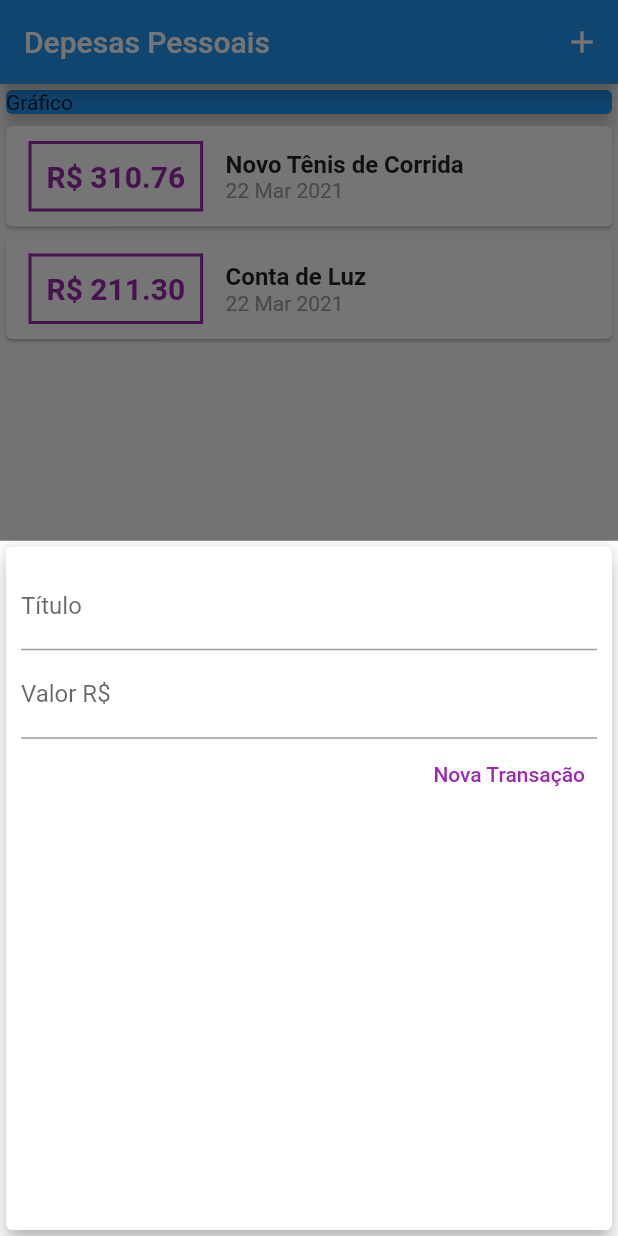
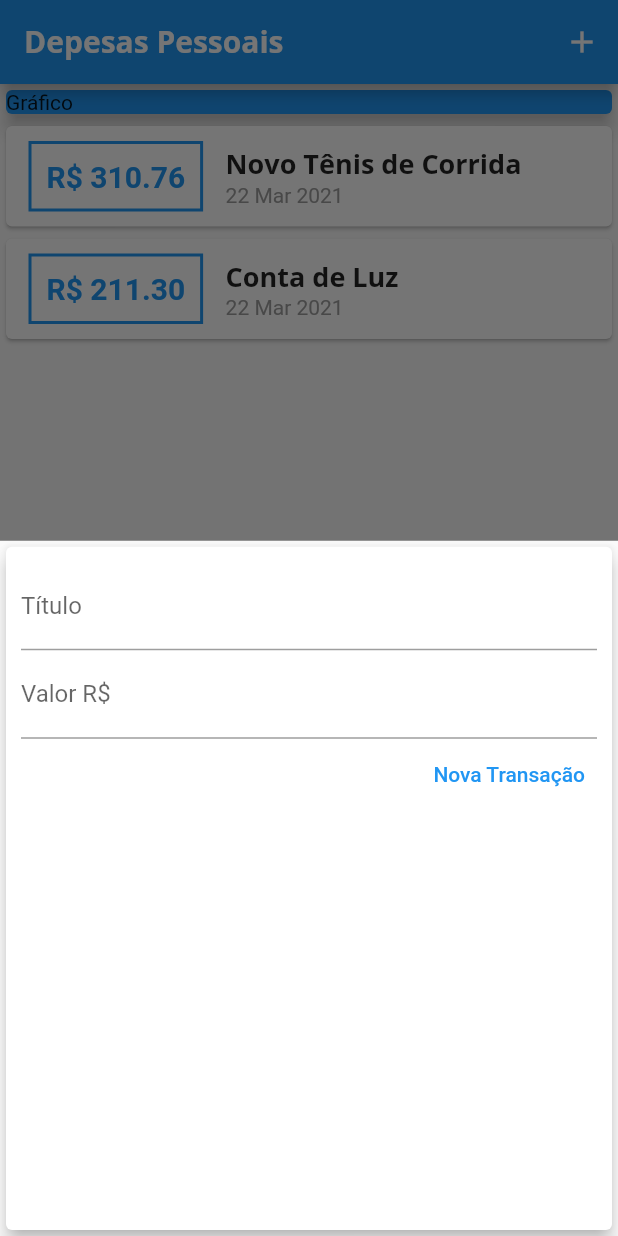
Before and after one commit to mvflamarion/expanses, a Flutter app: the screen it shows after launch, after a tap on the "add" icon, on a phone screen of 412 x 824 dp. Run offline on Flutter 3.47's test engine with Material 2 defaults, Android fonts, the phone set to English and light mode, and no system bars.

Commit message:
add fonts

```diff
--- a/lib/components/transaction_form.dart
+++ b/lib/components/transaction_form.dart
@@ -54,7 +54,8 @@
                 TextButton(
                   onPressed: _submitForm,
                   child: Text('Nova Transação'),
-                  style: TextButton.styleFrom(primary: Colors.purple),
+                  style: TextButton.styleFrom(
+                      primary: Theme.of(context).primaryColor),
                 ),
               ],
             ),
--- a/lib/components/transaction_list.dart
+++ b/lib/components/transaction_list.dart
@@ -25,7 +25,7 @@
                   ),
                   decoration: BoxDecoration(
                     border: Border.all(
-                      color: Colors.purple,
+                      color: Theme.of(context).primaryColor,
                       width: 2,
                     ),
                   ),
@@ -35,7 +35,7 @@
                     style: TextStyle(
                       fontWeight: FontWeight.bold,
                       fontSize: 20,
-                      color: Colors.purple,
+                      color: Theme.of(context).primaryColor,
                     ),
                   ),
                 ),
@@ -44,10 +44,7 @@
                   children: <Widget>[
                     Text(
                       tr.title,
-                      style: TextStyle(
-                        fontSize: 16,
-                        fontWeight: FontWeight.bold,
-                      ),
+                      style: Theme.of(context).textTheme.headline6,
                     ),
                     Text(
                       DateFormat('d MMM y').format(tr.date),
--- a/lib/main.dart
+++ b/lib/main.dart
@@ -11,6 +11,27 @@
   Widget build(BuildContext context) {
     return MaterialApp(
       home: MyHomePage(),
+      theme: ThemeData(
+        primarySwatch: Colors.blue,
+        accentColor: Colors.amber,
+        fontFamily: 'Quicksand',
+        textTheme: ThemeData.light().textTheme.copyWith(
+              headline6: TextStyle(
+                fontFamily: 'OpenSans',
+                fontSize: 18,
+                fontWeight: FontWeight.bold,
+              ),
+            ),
+        appBarTheme: AppBarTheme(
+          textTheme: ThemeData.light().textTheme.copyWith(
+                headline6: TextStyle(
+                  fontFamily: 'OpenSans',
+                  fontSize: 20,
+                  fontWeight: FontWeight.bold,
+                ),
+              ),
+        ),
+      ),
     );
   }
 }
```
Also changed, not shown: pubspec.yaml (+11 -11 lines), assets/fonts/OpenSans-Bold.ttf (added), assets/fonts/OpenSans-Regular.ttf (added), assets/fonts/Quicksand-Bold.ttf (added), assets/fonts/Quicksand-Light.ttf (added), assets/fonts/Quicksand-Medium.ttf (added), assets/fonts/Quicksand-Regular.ttf (added).
